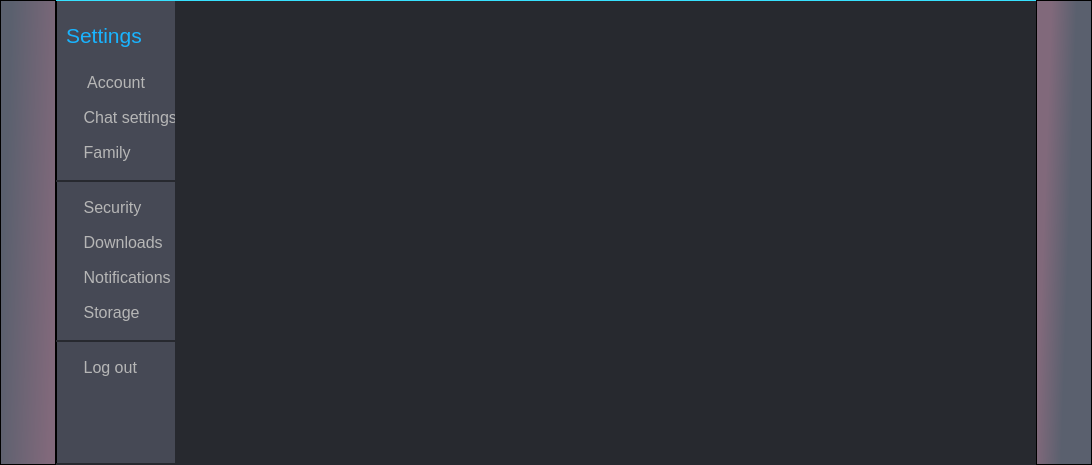
Qt form settings.ui (M1chaelDunaev/desktop_client) before a commit.
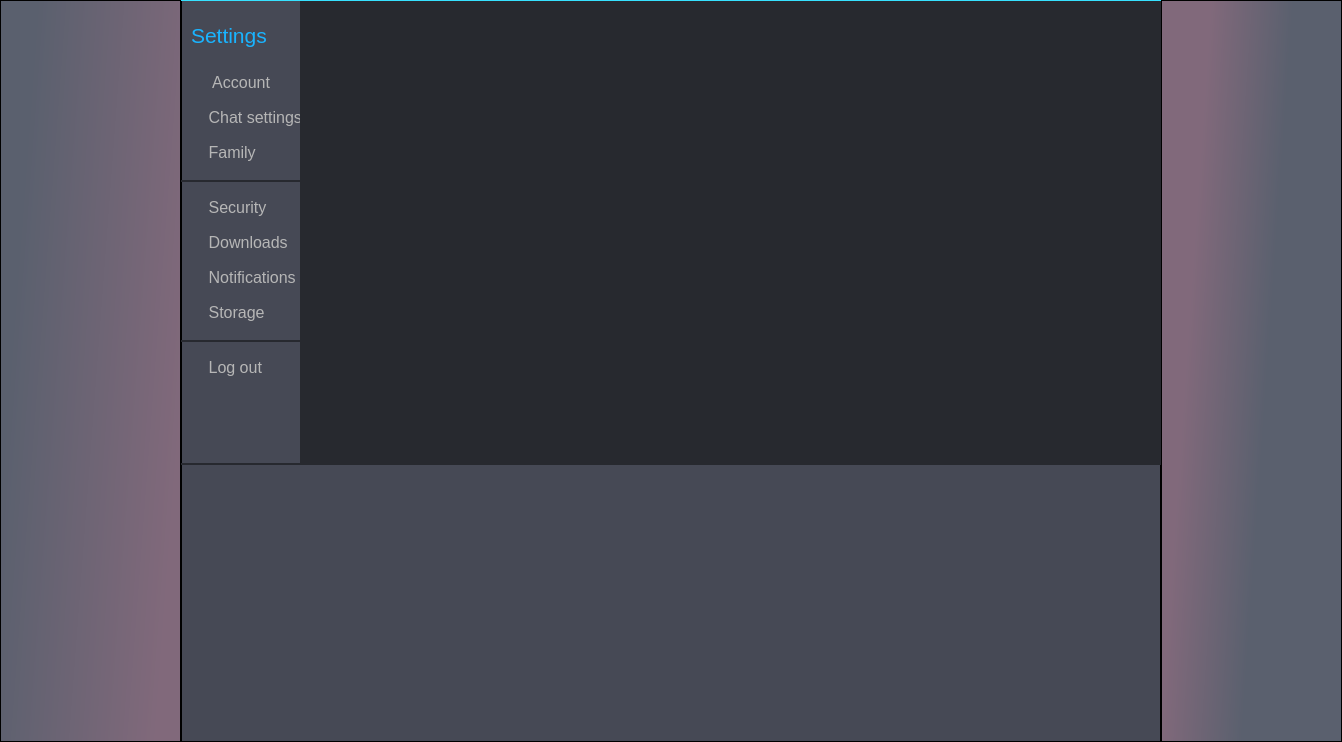
The same form after that commit.

```diff
--- a/settings.ui
+++ b/settings.ui
@@ -6,8 +6,8 @@
    <rect>
     <x>0</x>
     <y>0</y>
-    <width>1092</width>
-    <height>465</height>
+    <width>1342</width>
+    <height>742</height>
    </rect>
   </property>
   <property name="minimumSize">
```
